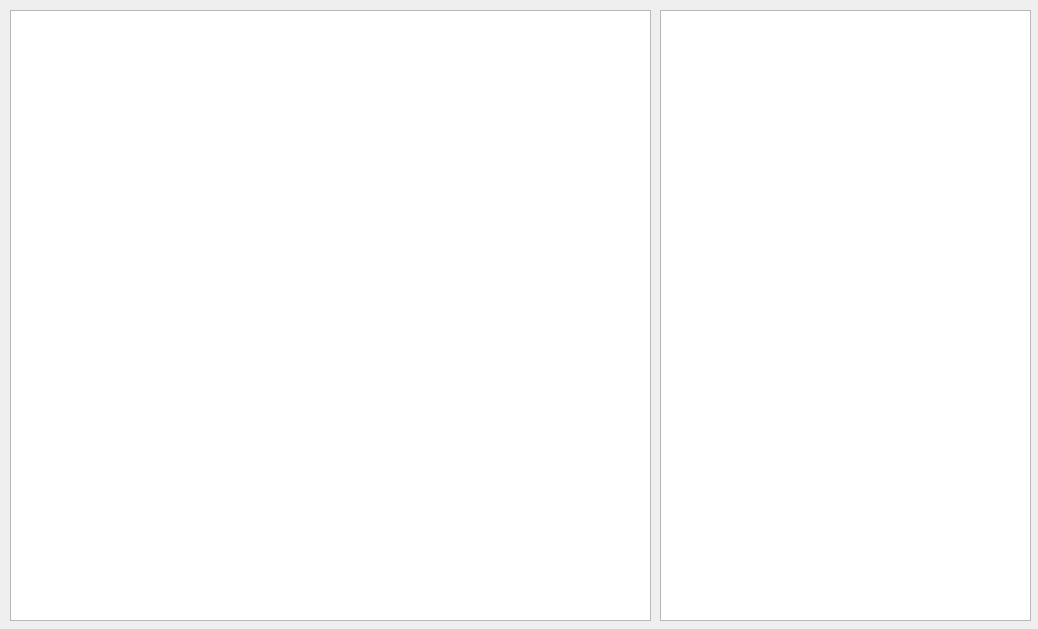
roman5566/i360gm, file i360gmanager/uiMain.ui: the form before one commit.
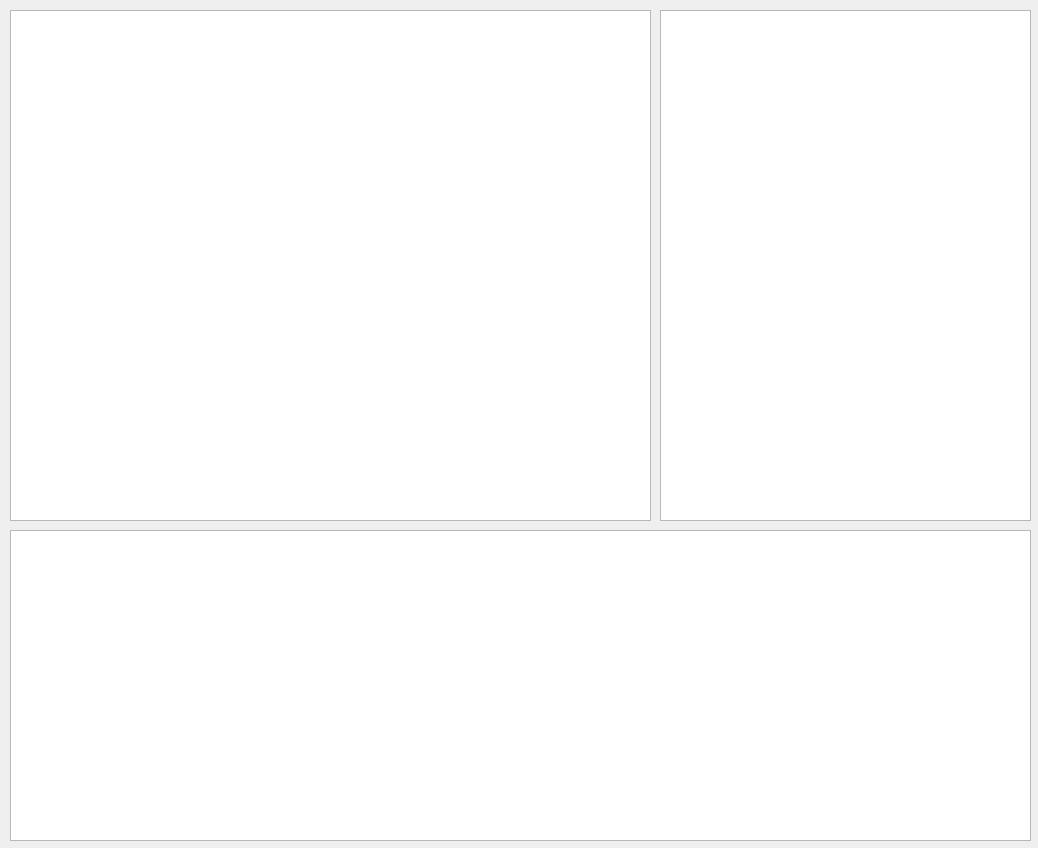
The form after the commit.

```diff
--- a/i360gmanager/uiMain.ui
+++ b/i360gmanager/uiMain.ui
@@ -7,7 +7,7 @@
     <x>0</x>
     <y>0</y>
     <width>1038</width>
-    <height>629</height>
+    <height>848</height>
    </rect>
   </property>
   <property name="windowTitle">
@@ -20,7 +20,7 @@
       <x>10</x>
       <y>10</y>
       <width>641</width>
-      <height>611</height>
+      <height>511</height>
      </rect>
     </property>
     <property name="verticalScrollBarPolicy">
@@ -66,7 +66,7 @@
       <x>660</x>
       <y>10</y>
       <width>371</width>
-      <height>611</height>
+      <height>511</height>
      </rect>
     </property>
     <property name="editTriggers">
@@ -82,6 +82,16 @@
      <enum>QAbstractItemView::SelectRows</enum>
     </property>
    </widget>
+   <widget class="QTextEdit" name="textEdit">
+    <property name="geometry">
+     <rect>
+      <x>10</x>
+      <y>530</y>
+      <width>1021</width>
+      <height>311</height>
+     </rect>
+    </property>
+   </widget>
   </widget>
  </widget>
  <layoutdefault spacing="6" margin="11"/>
```
